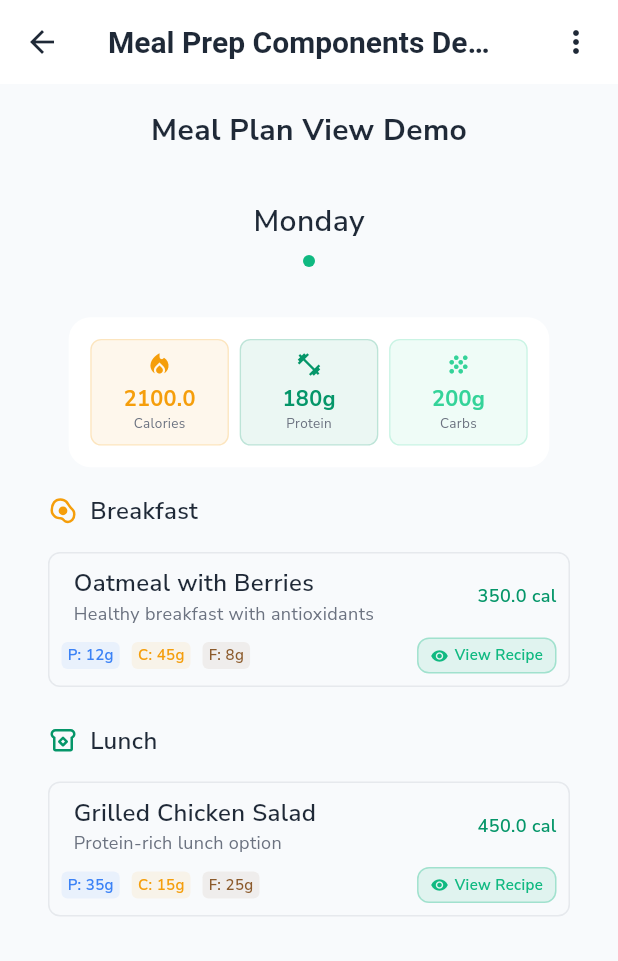
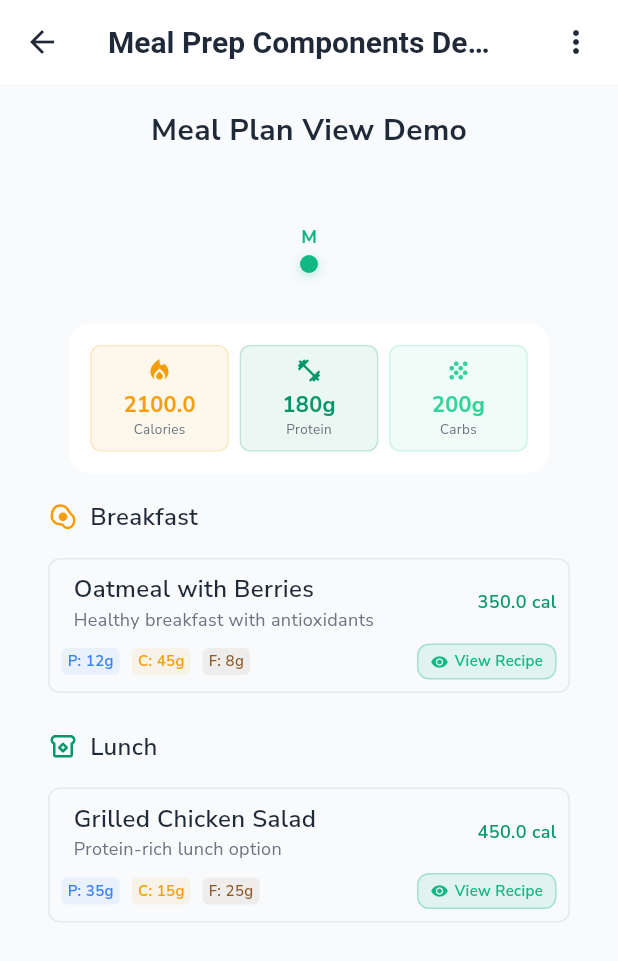
Before and after one commit to mahmoudal99/moctarnutrition, a Flutter app: the MealPrepDemo screen opened directly, on a phone screen of 412 x 824 dp. Shown: the top 961 px of the screen. Run offline on Flutter 3.47's test engine with Material 3 defaults, Android fonts, the phone set to English and light mode, and no system bars; our stand-ins replace cached_network_image, cloud_firestore, firebase_auth, firebase_core, firebase_storage, fl_chart and 12 more; missing offline and left inert: flutter_floating_bottom_bar; accounts and stored records are empty; project files that could hold a hidden picture were left out.

Commit message:
Minor UI improvements

```diff
--- a/lib/features/meal_prep/presentation/screens/meal_detail_screen.dart
+++ b/lib/features/meal_prep/presentation/screens/meal_detail_screen.dart
@@ -667,8 +667,6 @@ class _MealDetailScreenState extends State<MealDetailScreen>
           _buildInfoRow('Prep Time', '${meal.prepTime} min', Icons.timer),
           _buildInfoRow('Cook Time', '${meal.cookTime} min', Icons.restaurant),
           _buildInfoRow('Servings', '${meal.servings}', Icons.people),
-          _buildInfoRow(
-              'Cuisine', _getCuisineName(meal.cuisineType), Icons.flag),
           if (meal.tags.isNotEmpty)
             _buildInfoRow('Tags', meal.tags.join(', '), Icons.label),
         ],
--- a/lib/features/meal_prep/presentation/widgets/meal_plan_view.dart
+++ b/lib/features/meal_prep/presentation/widgets/meal_plan_view.dart
@@ -94,9 +94,11 @@ class _MealPlanViewState extends State<MealPlanView>
       _scrollOffset = _scrollController.offset;
     });
 
-    if (_scrollOffset > _scrollThreshold && _nutritionAnimationController.value == 0) {
+    if (_scrollOffset > _scrollThreshold &&
+        _nutritionAnimationController.value == 0) {
       _nutritionAnimationController.forward();
-    } else if (_scrollOffset <= _scrollThreshold && _nutritionAnimationController.value == 1) {
+    } else if (_scrollOffset <= _scrollThreshold &&
+        _nutritionAnimationController.value == 1) {
       _nutritionAnimationController.reverse();
     }
   }
@@ -138,7 +140,8 @@ class _MealPlanViewState extends State<MealPlanView>
               // Swipeable day content
               Container(
                 constraints: BoxConstraints(
-                  maxHeight: MediaQuery.of(context).size.height * 1, // Use 60% of screen height
+                  maxHeight: MediaQuery.of(context).size.height *
+                      1, // Use 60% of screen height
                 ),
                 child: PageView.builder(
                   controller: _pageController,
@@ -151,7 +154,8 @@ class _MealPlanViewState extends State<MealPlanView>
                   itemBuilder: (context, index) {
                     final mealDay = widget.mealPlan.mealDays[index];
                     return SingleChildScrollView(
-                      physics: const NeverScrollableScrollPhysics(), // Disable content scrolling only
+                      physics: const NeverScrollableScrollPhysics(),
+                      // Disable content scrolling only
                       child: _buildDayContent(mealDay, index + 1),
                     );
                   },
@@ -190,12 +194,12 @@ class _MealPlanViewState extends State<MealPlanView>
 
   Widget _buildPillNutritionSummary() {
     final mealDay = widget.mealPlan.mealDays[_currentDayIndex];
-    final totalCalories = mealDay.meals.fold<double>(
-      0, (sum, meal) => sum + meal.nutrition.calories);
-    final totalProtein = mealDay.meals.fold<double>(
-      0, (sum, meal) => sum + meal.nutrition.protein);
-    final totalCarbs = mealDay.meals.fold<double>(
-      0, (sum, meal) => sum + meal.nutrition.carbs);
+    final totalCalories = mealDay.meals
+        .fold<double>(0, (sum, meal) => sum + meal.nutrition.calories);
+    final totalProtein = mealDay.meals
+        .fold<double>(0, (sum, meal) => sum + meal.nutrition.protein);
+    final totalCarbs = mealDay.meals
+        .fold<double>(0, (sum, meal) => sum + meal.nutrition.carbs);
 
     return Container(
       padding: const EdgeInsets.symmetric(
@@ -271,26 +275,67 @@ class _MealPlanViewState extends State<MealPlanView>
       child: Column(
         children: [
           // Day title
-          Text(
-            _getDayTitle(_currentDayIndex),
-            style: AppTextStyles.heading4,
-          ),
-          const SizedBox(height: AppConstants.spacingS),
+          // Text(
+          //   _getDayTitle(_currentDayIndex),
+          //   style: AppTextStyles.heading4,
+          // ),
+          const SizedBox(height: AppConstants.spacingM),
 
-          // Day dots indicator
+          // Day dots indicator with letters
           Row(
             mainAxisAlignment: MainAxisAlignment.center,
             children: List.generate(
               widget.mealPlan.mealDays.length,
-              (index) => Container(
-                margin: const EdgeInsets.symmetric(horizontal: 4),
-                width: 8,
-                height: 8,
-                decoration: BoxDecoration(
-                  shape: BoxShape.circle,
-                  color: index == _currentDayIndex
-                      ? AppConstants.primaryColor
-                      : AppConstants.textTertiary,
+              (index) => GestureDetector(
+                onTap: () {
+                  _pageController.animateToPage(
+                    index,
+                    duration: const Duration(milliseconds: 300),
+                    curve: Curves.easeInOut,
+                  );
+                },
+                child: Container(
+                  margin: const EdgeInsets.symmetric(horizontal: 8),
+                  child: Column(
+                    children: [
+                      // Day letter
+                      Text(
+                        _getDayLetter(index),
+                        style: AppTextStyles.caption.copyWith(
+                          color: index == _currentDayIndex
+                              ? AppConstants.primaryColor
+                              : AppConstants.textSecondary,
+                          fontWeight: index == _currentDayIndex
+                              ? FontWeight.bold
+                              : FontWeight.w500,
+                          fontSize: 12,
+                        ),
+                      ),
+                      const SizedBox(height: 4),
+                      // Enhanced dot
+                      AnimatedContainer(
+                        duration: const Duration(milliseconds: 200),
+                        width: index == _currentDayIndex ? 12 : 8,
+                        height: index == _currentDayIndex ? 12 : 8,
+                        decoration: BoxDecoration(
+                          shape: BoxShape.circle,
+                          color: index == _currentDayIndex
+                              ? AppConstants.primaryColor
+                              : AppConstants.textTertiary.withOpacity(0.3),
+                          boxShadow: index == _currentDayIndex
+                              ? [
+                                  BoxShadow(
+                                    color: AppConstants.primaryColor
+                                        .withOpacity(0.3),
+                                    blurRadius: 6,
+                                    offset: const Offset(0, 2),
+                                  ),
+                                ]
+                              : null,
+                        ),
+                      ),
+                    ],
+                  ),
                 ),
               ),
             ),
@@ -365,6 +410,15 @@ class _MealPlanViewState extends State<MealPlanView>
     return 'Day ${dayIndex + 1}';
   }
 
+  String _getDayLetter(int dayIndex) {
+    final dayLetters = ['M', 'T', 'W', 'T', 'F', 'S', 'S'];
+    if (dayIndex < dayLetters.length) {
+      return dayLetters[dayIndex];
+    }
+    // For plans longer than a week, cycle through the letters
+    return dayLetters[dayIndex % 7];
+  }
+
   Widget _buildMealTypeSection(MealType mealType) {
     return Padding(
       padding: const EdgeInsets.only(
@@ -374,7 +428,8 @@ class _MealPlanViewState extends State<MealPlanView>
         children: [
           SvgPicture.asset(
             "assets/images/${_getMealTypeIcon(mealType)}",
-            colorFilter: ColorFilter.mode(_getMealTypeColor(mealType), BlendMode.srcIn),
+            colorFilter:
+                ColorFilter.mode(_getMealTypeColor(mealType), BlendMode.srcIn),
             height: 20,
           ),
           const SizedBox(width: AppConstants.spacingS),
```
Also changed, not shown: lib/features/admin/presentation/screens/admin_user_meal_plan_screen.dart (+23 -3 lines).
